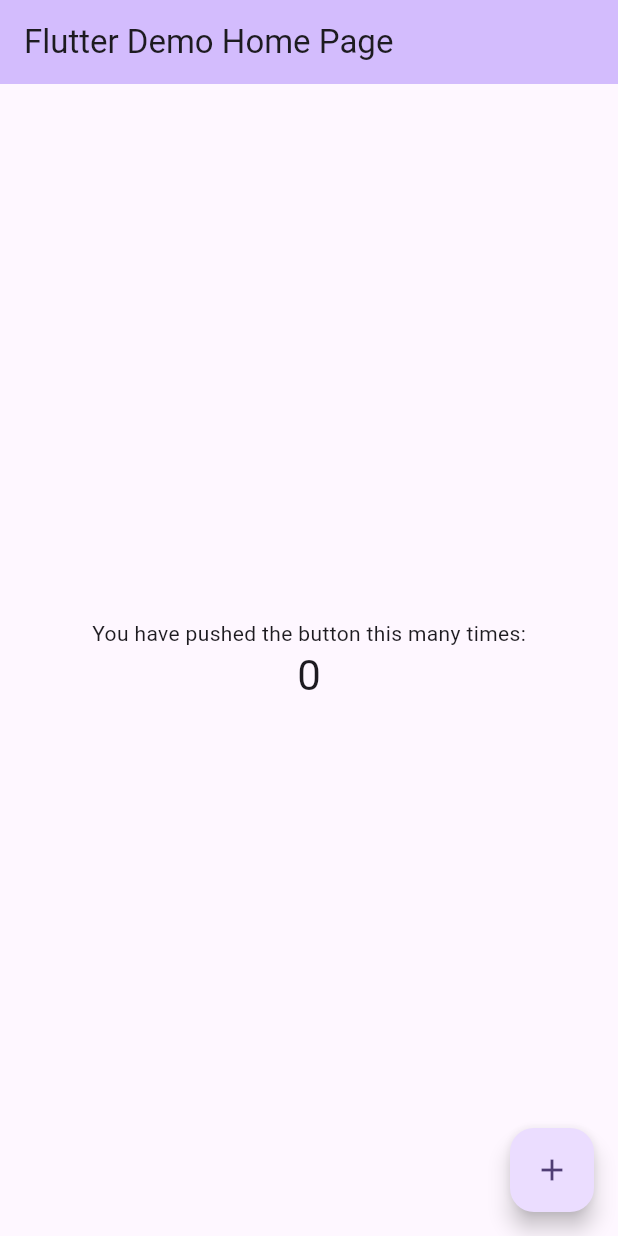
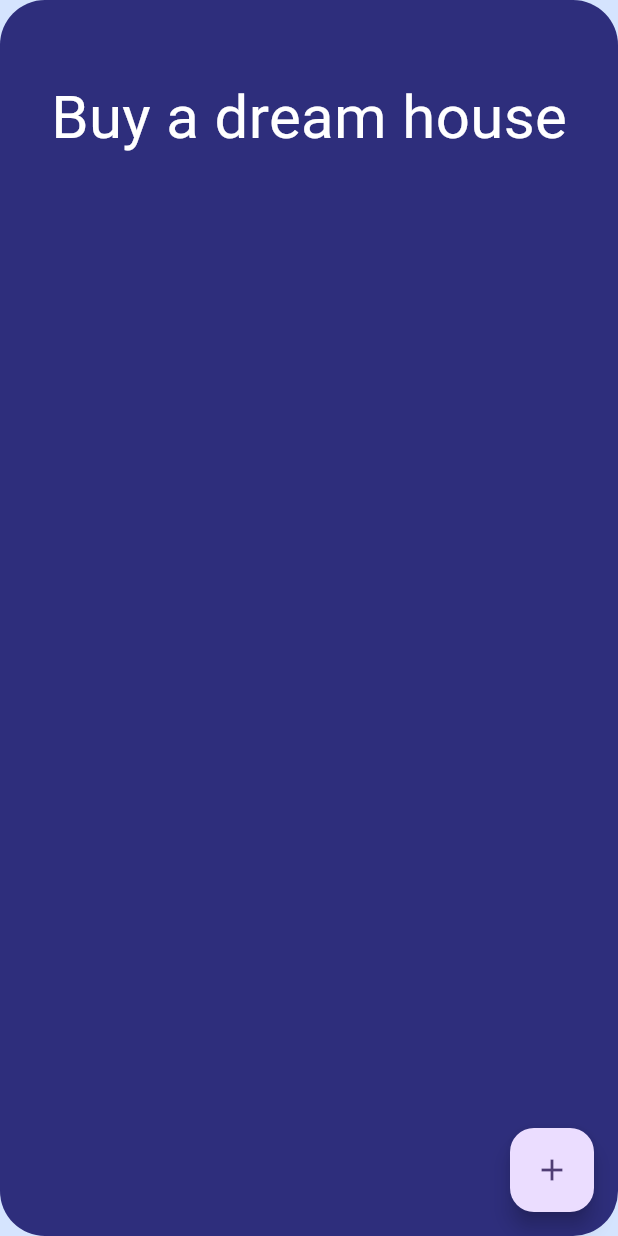
Before and after one commit to MohammedMubashirKhan/BudgetTracker, a Flutter app: the screen it shows after launch, on a phone screen of 412 x 824 dp. Run offline on Flutter 3.47's test engine with Material 2 defaults, Android fonts, the phone set to English and light mode, and no system bars; our stand-ins replace get.

Commit message:
bg color is put and goal heading is put

```diff
--- a/lib/app/modules/home/views/home_view.dart
+++ b/lib/app/modules/home/views/home_view.dart
@@ -8,51 +8,28 @@ class HomeView extends GetView<HomeController> {
   const HomeView({Key? key}) : super(key: key);
   @override
   Widget build(BuildContext context) {
-    // This method is rerun every time setState is called, for instance as done
-    // by the _incrementCounter method above.
-    //
-    // The Flutter framework has been optimized to make rerunning build methods
-    // fast, so that you can just rebuild anything that needs updating rather
-    // than having to individually change instances of widgets.
     return Scaffold(
-      appBar: AppBar(
-        // TRY THIS: Try changing the color here to a specific color (to
-        // Colors.amber, perhaps?) and trigger a hot reload to see the AppBar
-        // change color while the other colors stay the same.
-        backgroundColor: Theme.of(context).colorScheme.inversePrimary,
-        // Here we take the value from the MyHomePage object that was created by
-        // the App.build method, and use it to set our appbar title.
-        title: const Text("Flutter Demo Home Page"),
-      ),
-      body: Center(
-        // Center is a layout widget. It takes a single child and positions it
-        // in the middle of the parent.
-        child: Column(
-          // Column is also a layout widget. It takes a list of children and
-          // arranges them vertically. By default, it sizes itself to fit its
-          // children horizontally, and tries to be as tall as its parent.
-          //
-          // Column has various properties to control how it sizes itself and
-          // how it positions its children. Here we use mainAxisAlignment to
-          // center the children vertically; the main axis here is the vertical
-          // axis because Columns are vertical (the cross axis would be
-          // horizontal).
-          //
-          // TRY THIS: Invoke "debug painting" (choose the "Toggle Debug Paint"
-          // action in the IDE, or press "p" in the console), to see the
-          // wireframe for each widget.
-          mainAxisAlignment: MainAxisAlignment.center,
-          children: <Widget>[
-            const Text(
-              'You have pushed the button this many times:',
-            ),
-            Obx(
-              () => Text(
-                '${controller.count}',
-                style: Theme.of(context).textTheme.headlineMedium,
+      backgroundColor: const Color.fromRGBO(213, 228, 254, 1),
+      body: ClipRRect(
+        borderRadius: const BorderRadius.all(Radius.circular(30.0)),
+        child: Container(
+          padding: const EdgeInsets.symmetric(vertical: 50.0, horizontal: 20.0),
+          decoration: const BoxDecoration(
+            color: Color.fromRGBO(46, 46, 124, 1),
+          ),
+          child: const Column(
+            children: <Widget>[
+              // Goal title
+              Row(
+                mainAxisAlignment: MainAxisAlignment.center,
+                children: [
+                  Text('Buy a dream house',
+                      style: TextStyle(color: Colors.white, fontSize: 40.0)),
+                ],
               ),
-            ),
-          ],
+              // Goal Progress
+            ],
+          ),
         ),
       ),
       floatingActionButton: FloatingActionButton(
```
